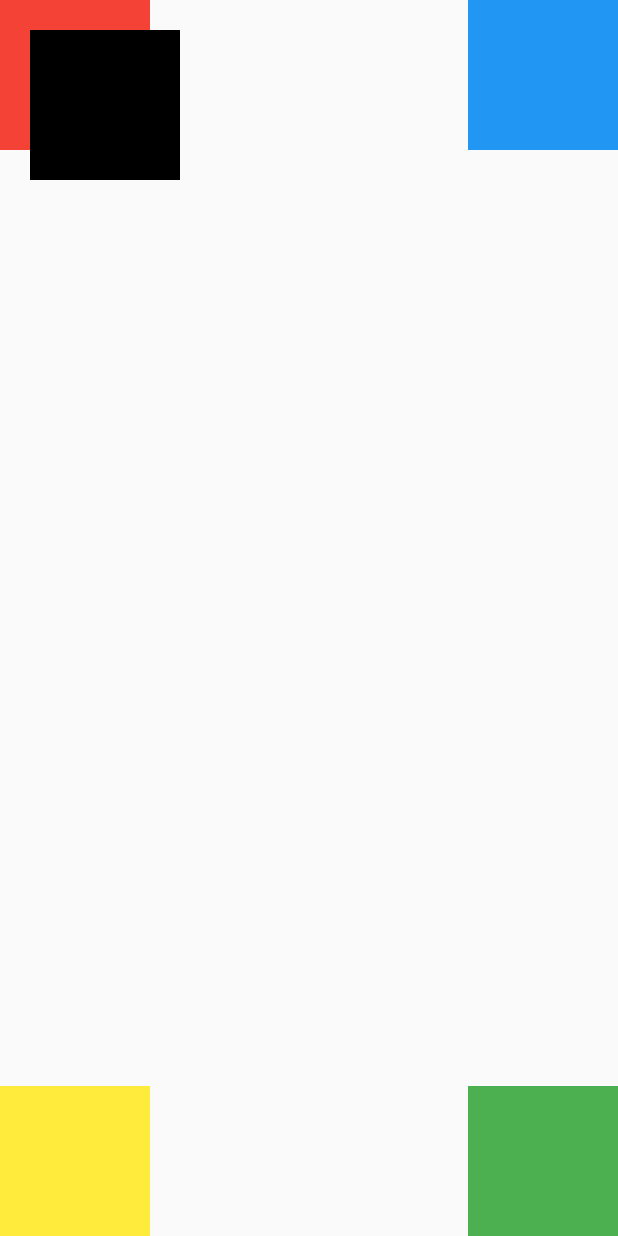
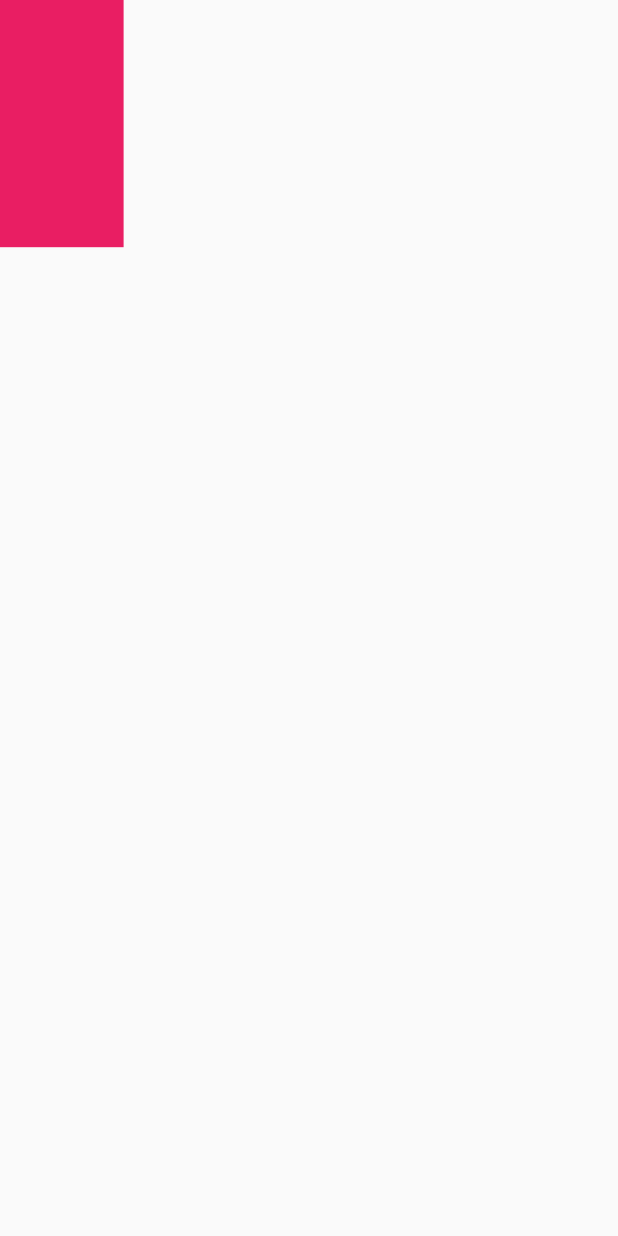
Before and after one commit to arsalan98m/flutter_basic_widgets, a Flutter app: the screen it shows after launch, on a phone screen of 412 x 824 dp. Run offline on Flutter 3.47's test engine with Material 2 defaults, Android fonts, the phone set to English and light mode, and no system bars.

Commit message:
responsiveness

```diff
--- a/lib/home.dart
+++ b/lib/home.dart
@@ -7,55 +7,13 @@ class Home extends StatefulWidget {
   _HomeState createState() => _HomeState();
 }
 
-// Stack is like our html/css position element
-// Positioned is only used in Stack Widget
 class _HomeState extends State<Home> {
   @override
   Widget build(BuildContext context) {
-    return Stack(
-      children: [
-        Align(
-          alignment: Alignment.topLeft,
-          child: Container(
-            color: Colors.red,
-            width: 100,
-            height: 100,
-          ),
-        ),
-        Positioned(
-          left: 20,
-          top: 20,
-          child: Container(
-            color: Colors.black,
-            width: 100,
-            height: 100,
-          ),
-        ),
-        Align(
-          alignment: Alignment.topRight,
-          child: Container(
-            color: Colors.blue,
-            width: 100,
-            height: 100,
-          ),
-        ),
-        Align(
-          alignment: Alignment.bottomLeft,
-          child: Container(
-            color: Colors.yellow,
-            width: 100,
-            height: 100,
-          ),
-        ),
-        Align(
-          alignment: Alignment.bottomRight,
-          child: Container(
-            color: Colors.green,
-            width: 100,
-            height: 100,
-          ),
-        ),
-      ],
+    return Container(
+      color: Colors.pink,
+      width: MediaQuery.of(context).size.width * 0.2,
+      height: MediaQuery.of(context).size.height * 0.2,
     );
   }
 }
```
